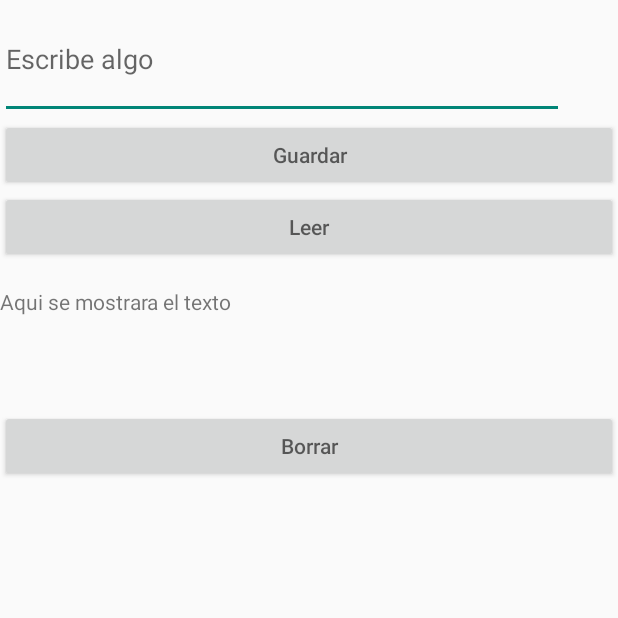
After one commit to IDGS-903-22001447/IntroKotlin, an Android app built with Jetpack Compose: the ActivityArchivos screen opened directly, with no data from a screen before it, on a phone screen of 412 x 824 dp, the top half of it. The commit adds this screen. Run offline under Robolectric (Android 15) with nearby library versions, the phone set to English and light mode, and no system bars.

Commit message:
Archivos de Texto

```diff
--- a/app/src/main/AndroidManifest.xml
+++ b/app/src/main/AndroidManifest.xml
@@ -12,6 +12,12 @@
         android:supportsRtl="true"
         android:theme="@style/Theme.IntroKotlin903"
         tools:targetApi="31">
+        <activity
+            android:name=".practica4.ActivityArchivos"
+            android:exported="false" />
+        <activity
+            android:name=".practica3.Ejemplo3Activity"
+            android:exported="false" />
         <activity
             android:name=".ejemplo.Cinepolis"
             android:exported="false" />
--- a/app/src/main/java/com/paulina/introkotlin903/practica1/Resultado.kt
+++ b/app/src/main/java/com/paulina/introkotlin903/practica1/Resultado.kt
@@ -1,6 +1,7 @@
 package com.paulina.introkotlin903.practica1
 
 import android.os.Bundle
+import android.widget.TextView
 import androidx.activity.enableEdgeToEdge
 import androidx.appcompat.app.AppCompatActivity
 import androidx.core.view.ViewCompat
@@ -12,6 +13,9 @@ class Resultado : AppCompatActivity() {
         super.onCreate(savedInstanceState)
         enableEdgeToEdge()
         setContentView(R.layout.activity_resultado)
+        val name = intent.extras?.getString("name").orEmpty()
+        val tvResult = findViewById<TextView>(R.id.tvResult)
+        tvResult.text = "Hola $name"
         ViewCompat.setOnApplyWindowInsetsListener(findViewById(R.id.main)) { v, insets ->
             val systemBars = insets.getInsets(WindowInsetsCompat.Type.systemBars())
             v.setPadding(systemBars.left, systemBars.top, systemBars.right, systemBars.bottom)
--- /dev/null
+++ b/app/src/main/java/com/paulina/introkotlin903/practica4/ActivityArchivos.kt
@@ -0,0 +1,62 @@
+package com.paulina.introkotlin903.practica4
+
+import android.os.Bundle
+import android.widget.Button
+import android.widget.EditText
+import android.widget.TextView
+import androidx.activity.enableEdgeToEdge
+import androidx.appcompat.app.AppCompatActivity
+import androidx.core.view.ViewCompat
+import androidx.core.view.WindowInsetsCompat
+import com.paulina.introkotlin903.R
+import java.io.FileNotFoundException
+
+class ActivityArchivos : AppCompatActivity() {
+    override fun onCreate(savedInstanceState: Bundle?) {
+        super.onCreate(savedInstanceState)
+        enableEdgeToEdge()
+
+        setContentView(R.layout.activity_archivos)
+        val btnGuardar = findViewById<Button>(R.id.saveButton)
+        val btnLeer = findViewById<Button>(R.id.readButton)
+        val btnBorrar = findViewById<Button>(R.id.btnBorrar)
+        val inputText = findViewById<EditText>(R.id.inputText)
+        val outputText = findViewById<TextView>(R.id.outputText)
+
+        btnGuardar.setOnClickListener {
+            val texto = inputText.text.toString()+"\n"
+            // val archivo = openFileOutput("datos.txt", MODE_PRIVATE)
+            try{
+                openFileOutput("datos.txt", MODE_APPEND).use {
+                    it.write(texto.toByteArray())
+                }
+
+            } catch (e: Exception){
+                e.printStackTrace()
+
+            }
+
+        }
+
+        btnLeer.setOnClickListener {
+            try {
+                val contenido = openFileInput("datos.txt").bufferedReader()
+                    .useLines { lines -> lines.joinToString("\n") }
+
+                outputText.text = contenido
+            }catch (e: FileNotFoundException){
+                outputText.text = "El archivo no existe"
+            } catch (e: Exception){
+                e.printStackTrace()
+            }
+        }
+        btnBorrar.setOnClickListener {
+
+        }
+        ViewCompat.setOnApplyWindowInsetsListener(findViewById(R.id.main)) { v, insets ->
+            val systemBars = insets.getInsets(WindowInsetsCompat.Type.systemBars())
+            v.setPadding(systemBars.left, systemBars.top, systemBars.right, systemBars.bottom)
+            insets
+        }
+    }
+}
--- /dev/null
+++ b/app/src/main/res/layout/activity_archivos.xml
@@ -0,0 +1,49 @@
+<?xml version="1.0" encoding="utf-8"?>
+<LinearLayout xmlns:android="http://schemas.android.com/apk/res/android"
+    xmlns:app="http://schemas.android.com/apk/res-auto"
+    xmlns:tools="http://schemas.android.com/tools"
+    android:id="@+id/main"
+    android:layout_width="match_parent"
+    android:layout_height="match_parent"
+    android:orientation="vertical"
+    tools:context=".practica4.ActivityArchivos">
+
+    <EditText
+        android:id="@+id/inputText"
+        android:layout_width="376dp"
+        android:layout_height="79dp"
+      android:hint="Escribe algo"
+
+        />
+
+    <Button
+        android:id="@+id/saveButton"
+        android:layout_width="match_parent"
+        android:layout_height="wrap_content"
+        android:hint="Guardar"
+
+        />
+
+    <Button
+        android:id="@+id/readButton"
+        android:layout_width="match_parent"
+        android:layout_height="wrap_content"
+        android:hint="Leer"
+
+        />
+    <TextView
+        android:id="@+id/outputText"
+        android:layout_width="378dp"
+        android:layout_height="98dp"
+        android:paddingTop="16dp"
+        android:inputType="textMultiLine"
+        android:text="Aqui se mostrara el texto"
+        />
+    <Button
+        android:id="@+id/btnBorrar"
+        android:layout_width="match_parent"
+        android:layout_height="wrap_content"
+        android:hint="Borrar"
+
+        />
+</LinearLayout>
--- a/app/src/main/res/values/colors.xml
+++ b/app/src/main/res/values/colors.xml
@@ -7,4 +7,5 @@
     <color name="teal_700">#FF018786</color>
     <color name="black">#FF000000</color>
     <color name="white">#FFFFFFFF</color>
+    <color name="navy_blue">#002366</color>
 </resources>
```
Also changed, not shown: app/src/main/java/com/paulina/introkotlin903/MenuActivity.kt (+29 -1 lines), app/src/main/java/com/paulina/introkotlin903/ejemplo/Cinepolis.kt (added, +99 -0 lines), app/src/main/java/com/paulina/introkotlin903/practica1/saludoActivity.kt (+14 -0 lines), app/src/main/java/com/paulina/introkotlin903/practica3/Ejemplo3Activity.kt (added, +47 -0 lines), app/src/main/res/layout/activity_cinepolis.xml (added, +118 -0 lines), app/src/main/res/layout/activity_ejemplo3.xml (added, +58 -0 lines), app/src/main/res/layout/activity_menu.xml (+16 -0 lines), app/src/main/res/values/strings.xml (+9 -0 lines), app/src/main/res/drawable/cine.png (added).
